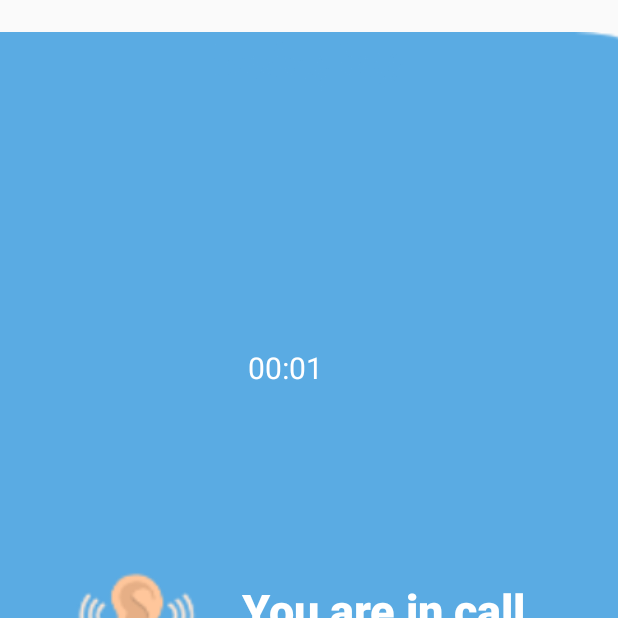
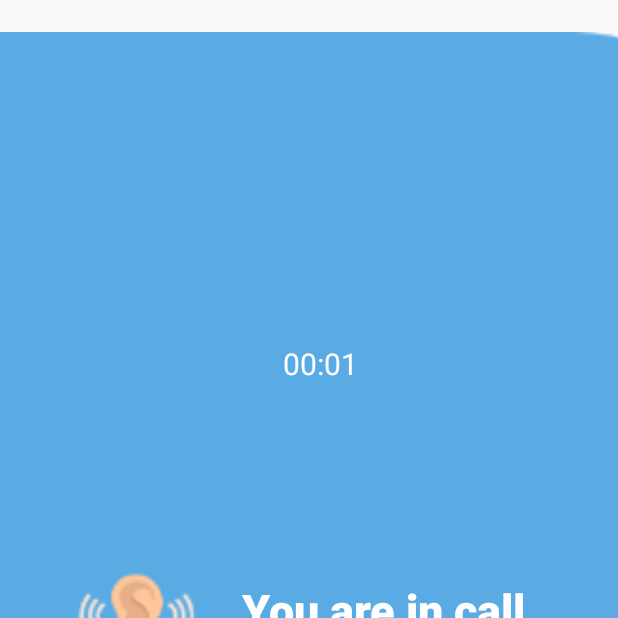
Before and after one commit to ikhsanhabibi/lending-ears, an Android app: the CallingScreenActivity screen opened directly, with no data from a screen before it, on a phone screen of 412 x 824 dp, the top half of it. Run offline under Robolectric (Android 15) with nearby library versions, the phone set to English and light mode, and no system bars.

Commit message:
small fixes

```diff
--- a/app/src/main/java/com/example/myapplication/CategoryFormActivity.java
+++ b/app/src/main/java/com/example/myapplication/CategoryFormActivity.java
@@ -89,7 +89,6 @@ public class CategoryFormActivity extends AppCompatActivity {
                 Intent intent = new Intent(CategoryFormActivity.this, VoiceCallActivity.class);
                 intent.putExtra("findlistener", R.layout.activity_find_listener);
                 startActivity(intent);
-                finish();
             }
         });
     }
--- a/app/src/main/res/layout/activity_calling_screen.xml
+++ b/app/src/main/res/layout/activity_calling_screen.xml
@@ -81,10 +81,10 @@
         android:orientation="vertical"
         app:layout_constraintBottom_toBottomOf="parent"
         app:layout_constraintEnd_toEndOf="parent"
-        app:layout_constraintHorizontal_bias="0.557"
+        app:layout_constraintHorizontal_bias="0.635"
         app:layout_constraintStart_toStartOf="parent"
         app:layout_constraintTop_toTopOf="parent"
-        app:layout_constraintVertical_bias="0.3">
+        app:layout_constraintVertical_bias="0.297">
 
         <Chronometer
             android:id="@+id/chronometer2"
```
